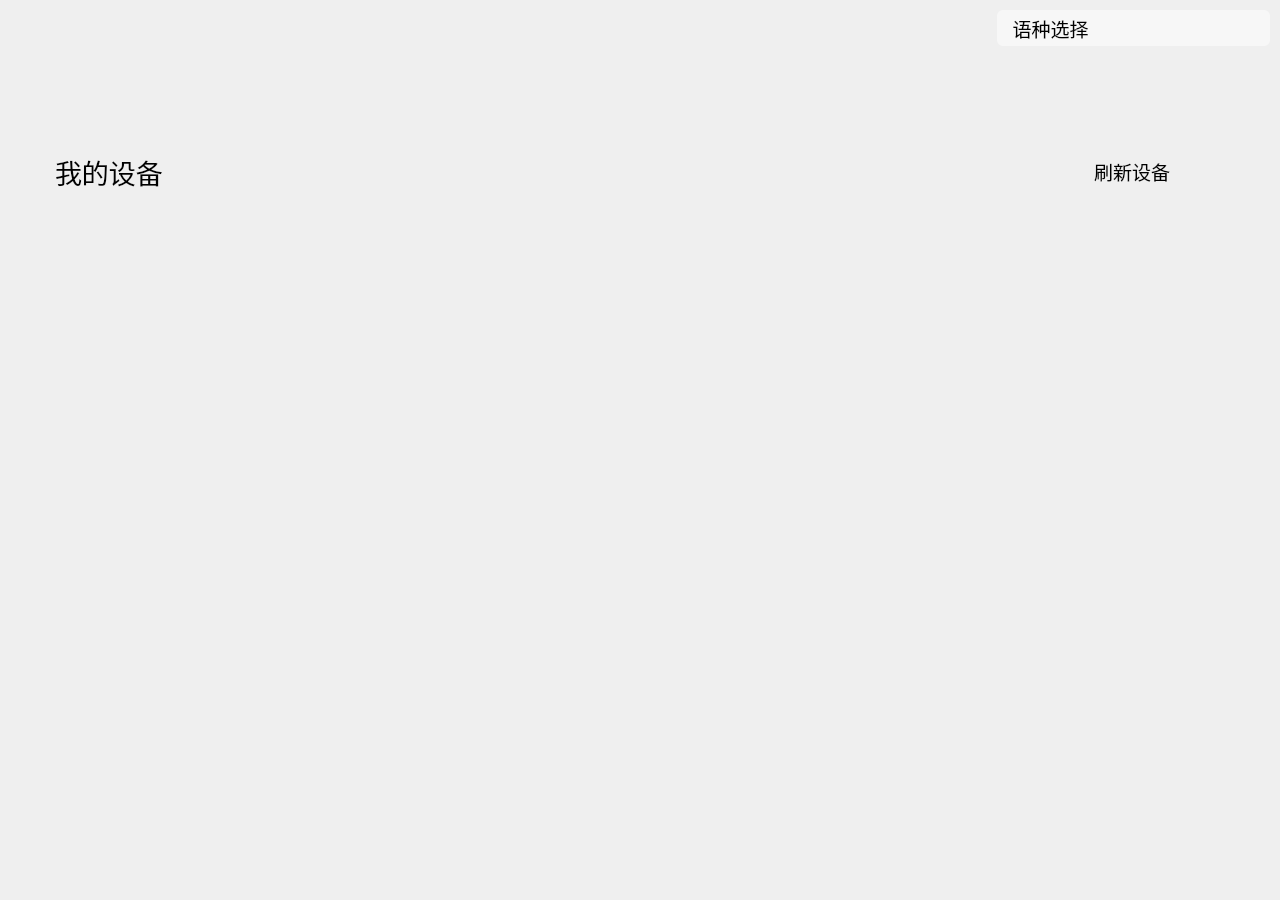
Qt form MainWindow.ui (wlffeng2008/AkkoStudio) before a commit.
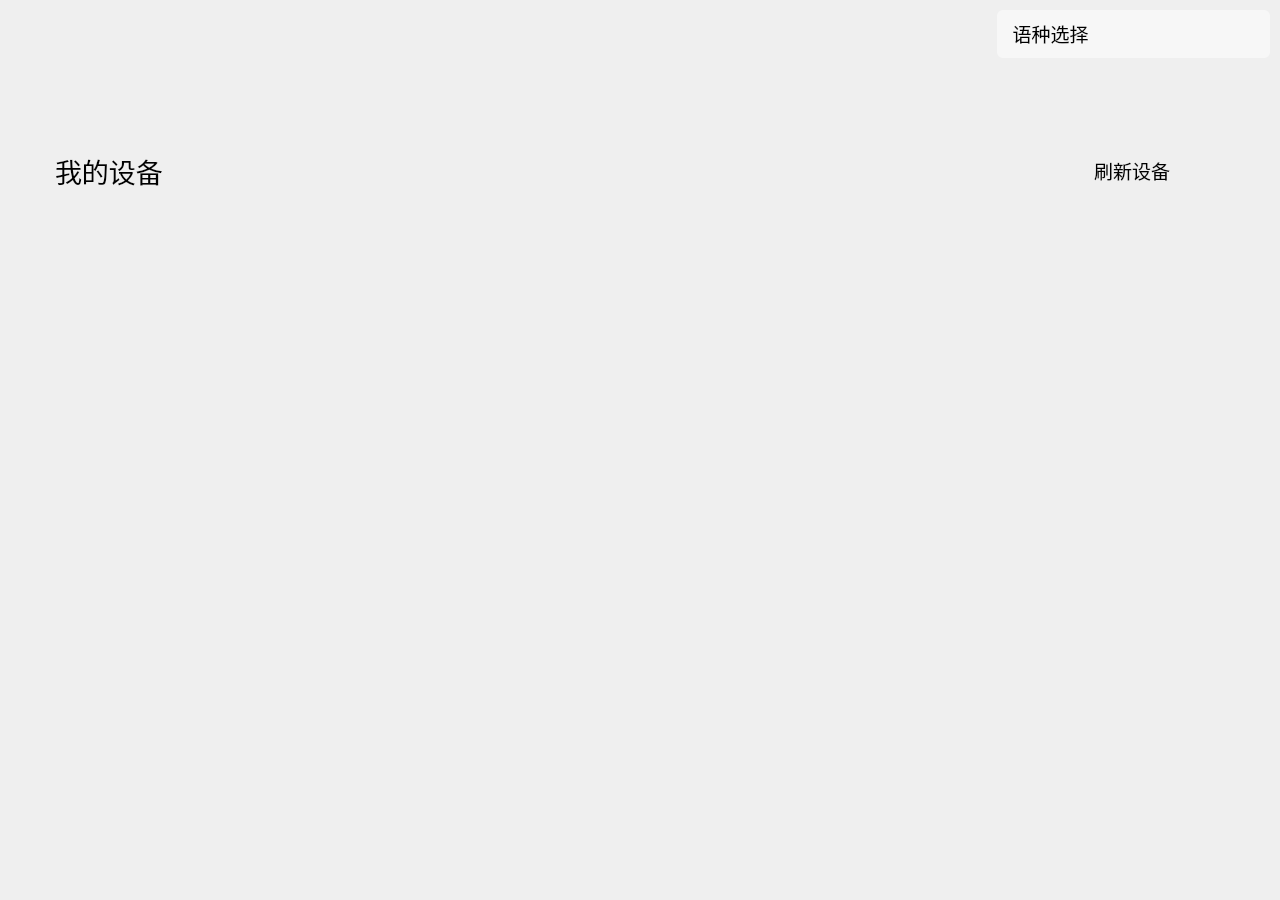
The same form after that commit. Icons and pictures are not drawn. Custom widgets are drawn as their Qt base class.

The edit to the form file:
```diff
--- a/MainWindow.ui
+++ b/MainWindow.ui
@@ -52,7 +52,7 @@
         <number>10</number>
        </property>
        <property name="bottomMargin">
-        <number>25</number>
+        <number>12</number>
        </property>
        <item>
         <widget class="QLabel" name="labelLogo">
@@ -100,10 +100,16 @@
        </item>
        <item>
         <widget class="QFrame" name="horizontalFrame">
+         <property name="minimumSize">
+          <size>
+           <width>0</width>
+           <height>48</height>
+          </size>
+         </property>
          <property name="maximumSize">
           <size>
            <width>16777215</width>
-           <height>36</height>
+           <height>48</height>
           </size>
          </property>
          <property name="styleSheet">
@@ -396,7 +402,7 @@
                <x>0</x>
                <y>0</y>
                <width>1170</width>
-               <height>464</height>
+               <height>465</height>
               </rect>
              </property>
              <layout class="QHBoxLayout" name="horizontalLayout_2">
```
